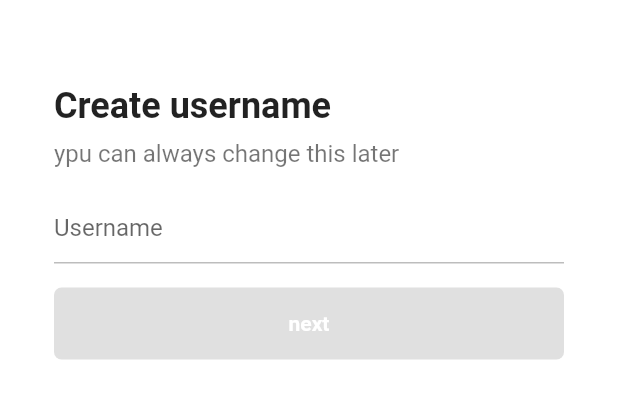
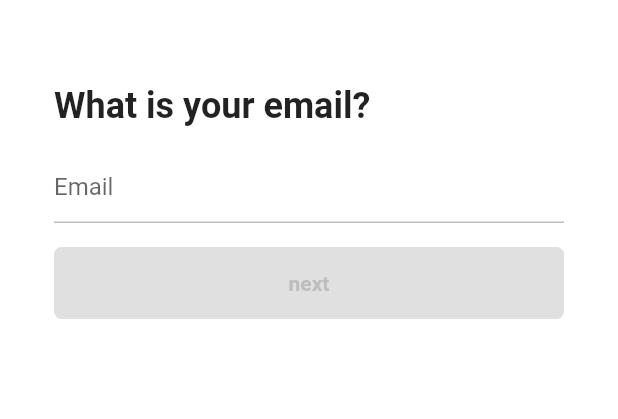
Before and after one commit to alswn2348/tictok_clone_flutter, a Flutter app: the EmailScreen screen opened directly, on a phone screen of 412 x 824 dp, the part 59-478 px from its top. Run offline on Flutter 3.47's test engine with Material 2 defaults, Android fonts, the phone set to English and light mode, and no system bars; our stand-ins replace font_awesome_flutter.

Commit message:
feat : create form button

```diff
--- a/lib/features/authentication/widgets/email_screen.dart
+++ b/lib/features/authentication/widgets/email_screen.dart
@@ -1,6 +1,8 @@
 import 'package:flutter/material.dart';
 import 'package:tictok_clone_flutter/constants/gaps.dart';
 import 'package:tictok_clone_flutter/constants/sizes.dart';
+
+import 'form_button.dart';
 
 class EmailScreen extends StatefulWidget {
   const EmailScreen({super.key});
@@ -26,6 +28,13 @@ class _EmailScreenState extends State<EmailScreen> {
   }
 
   @override
+  void dispose() {
+    _usernameController.dispose();
+
+    super.dispose();
+  }
+
+  @override
   Widget build(BuildContext context) {
     return Scaffold(
       appBar: AppBar(
@@ -40,18 +49,10 @@ class _EmailScreenState extends State<EmailScreen> {
         child: Column(crossAxisAlignment: CrossAxisAlignment.start, children: [
           Gaps.v40,
           const Text(
-            'Create username',
+            'What is your email?',
             style: TextStyle(
               fontSize: Sizes.size24,
               fontWeight: FontWeight.w700,
-            ),
-          ),
-          Gaps.v8,
-          const Text(
-            'ypu can always change this later',
-            style: TextStyle(
-              fontSize: Sizes.size16,
-              color: Colors.black54,
             ),
           ),
           Gaps.v16,
@@ -59,7 +60,7 @@ class _EmailScreenState extends State<EmailScreen> {
             controller: _usernameController,
             cursorColor: Theme.of(context).primaryColor,
             decoration: InputDecoration(
-              hintText: "Username",
+              hintText: "Email",
               enabledBorder: UnderlineInputBorder(
                 borderSide: BorderSide(color: Colors.grey.shade400),
               ),
@@ -69,22 +70,7 @@ class _EmailScreenState extends State<EmailScreen> {
             ),
           ),
           Gaps.v16,
-          FractionallySizedBox(
-            widthFactor: 1,
-            child: AnimatedContainer(
-              duration: const Duration(milliseconds: 500),
-              padding: const EdgeInsets.symmetric(vertical: Sizes.size16),
-              decoration: BoxDecoration(
-                  borderRadius: BorderRadius.circular(Sizes.size5),
-                  color: _username.isEmpty
-                      ? Colors.grey.shade300
-                      : Theme.of(context).primaryColor),
-              child: const Text('next',
-                  textAlign: TextAlign.center,
-                  style: TextStyle(
-                      color: Colors.white, fontWeight: FontWeight.w600)),
-            ),
-          )
+          FormButton(disabled: _username.isEmpty)
         ]),
       ),
     );
--- /dev/null
+++ b/lib/features/authentication/widgets/form_button.dart
@@ -0,0 +1,36 @@
+import 'package:flutter/material.dart';
+import 'package:tictok_clone_flutter/constants/sizes.dart';
+
+class FormButton extends StatelessWidget {
+  const FormButton({
+    super.key,
+    required this.disabled,
+  });
+  final bool disabled;
+
+  @override
+  Widget build(BuildContext context) {
+    return FractionallySizedBox(
+      widthFactor: 1,
+      child: AnimatedContainer(
+        duration: const Duration(milliseconds: 500),
+        padding: const EdgeInsets.symmetric(vertical: Sizes.size16),
+        decoration: BoxDecoration(
+            borderRadius: BorderRadius.circular(Sizes.size5),
+            color: disabled
+                ? Colors.grey.shade300
+                : Theme.of(context).primaryColor),
+        child: AnimatedDefaultTextStyle(
+          duration: const Duration(milliseconds: 500),
+          style: TextStyle(
+              color: disabled ? Colors.grey.shade400 : Colors.white,
+              fontWeight: FontWeight.w600),
+          child: const Text(
+            'next',
+            textAlign: TextAlign.center,
+          ),
+        ),
+      ),
+    );
+  }
+}
--- a/lib/features/authentication/widgets/sign_up_screen.dart
+++ b/lib/features/authentication/widgets/sign_up_screen.dart
@@ -2,7 +2,7 @@ import 'package:flutter/material.dart';
 import 'package:font_awesome_flutter/font_awesome_flutter.dart';
 import 'package:tictok_clone_flutter/constants/gaps.dart';
 import 'package:tictok_clone_flutter/features/authentication/widgets/auth_button.dart';
-import 'package:tictok_clone_flutter/features/authentication/widgets/email_screen.dart';
+import 'package:tictok_clone_flutter/features/authentication/widgets/username_screen.dart';
 
 import '../../../constants/sizes.dart';
 import 'login_screen.dart';
@@ -21,7 +21,7 @@ class SignUpScreen extends StatelessWidget {
   void _onEmailTap(BuildContext context) {
     Navigator.of(context).push(
       MaterialPageRoute(
-        builder: (context) => const EmailScreen(),
+        builder: (context) => const UsernameScreen(),
       ),
     );
   }
```
Also changed, not shown: lib/features/authentication/widgets/username_screen.dart (+97 -0 lines).
